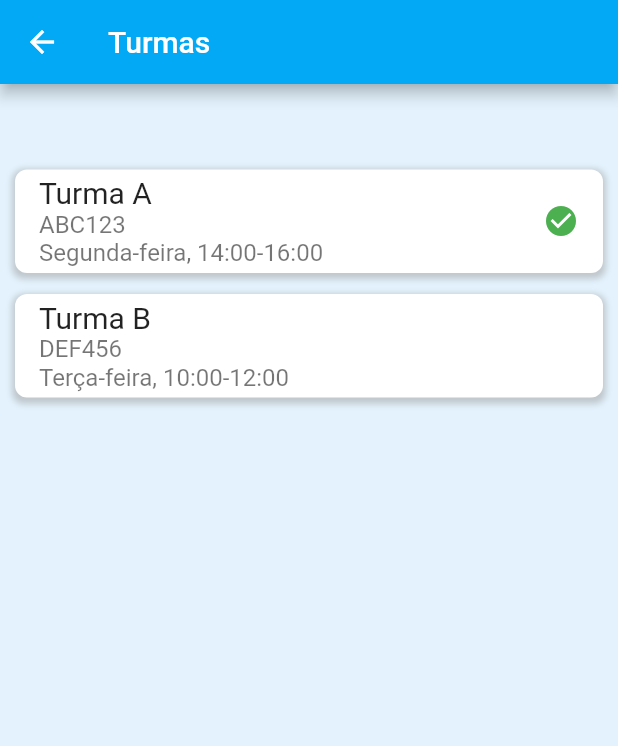
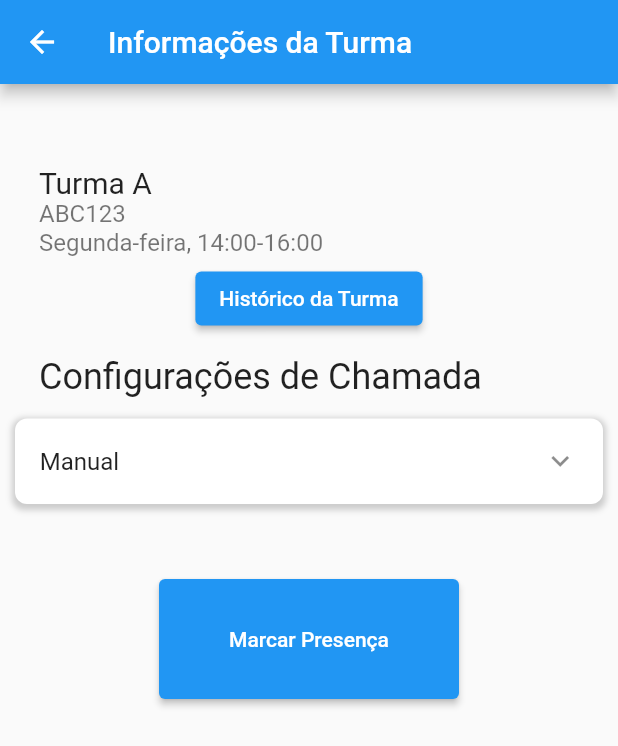
Before and after one commit to Engenharia-de-Software-II-2023-2/chamada-uff-front, a Flutter app: the ClassListScreen screen opened directly, after a tap on "Turma A", on a phone screen of 412 x 824 dp. Shown: the top 746 px of the screen. Run offline on Flutter 3.47's test engine with Material 2 defaults, Android fonts, the phone set to English and light mode, and no system bars.

Commit message:
tela de detalhes da turma

```diff
--- /dev/null
+++ b/lib/modelos/attendance.dart
@@ -0,0 +1,17 @@
+class Attendance {
+  int id;
+  int classId;
+  String weekDay;
+  String start;
+  String end;
+
+
+
+  Attendance({
+    this.id = 0,
+    this.classId = 0,
+    this.weekDay = '',
+    this.start = '',
+    this.end = '',
+  });
+}
--- /dev/null
+++ b/lib/telas/inicio/detalhes_lista.dart
@@ -0,0 +1,203 @@
+import 'package:flutter/material.dart';
+
+import '../../modelos/attendance.dart';
+import '../../modelos/classroom.dart';
+
+class ClassroomDetailScreen extends StatefulWidget {
+  final Classroom classroom;
+  ClassroomDetailScreen({Key? key, required this.classroom}) : super(key: key);
+  bool autoAttendance = false;
+
+  @override
+  _ClassroomDetailScreenState createState() => _ClassroomDetailScreenState();
+}
+
+class _ClassroomDetailScreenState extends State<ClassroomDetailScreen> {
+  bool _isCollapsed = true;
+  Attendance attendance = Attendance();
+  List<String> weekDays = ['Segunda', 'Terça', 'Quarta', 'Quinta', 'Sexta', 'Sábado', 'Domingo'];
+  String selectedWeekDay = '';
+  bool aluno = true;
+  @override
+  Widget build(BuildContext context) {
+    return Scaffold(
+      appBar: AppBar(
+        title: Text('Informações da Turma'),
+      ),
+      body: SingleChildScrollView(
+        child: Padding(
+          padding: const EdgeInsets.only(top: 50.0, left: 10.0, right: 10.0, bottom: 20.0),
+          child: Column(
+            children: [
+              ListTile(
+                title: Text(widget.classroom.name, style: const TextStyle(fontSize: 20)),
+                subtitle: Column(
+                  crossAxisAlignment: CrossAxisAlignment.start,
+                  children: [
+                    Text(widget.classroom.classCode, style: const TextStyle(fontSize: 16)),
+                    Text(widget.classroom.classTime, style: const TextStyle(fontSize: 16)),
+                  ],
+                ),
+              ),
+              ElevatedButton(
+                onPressed: () {
+                  // Navegue para a página de histórico da turma
+                  // Substitua '/historicoTurma' pela rota correta
+                  Navigator.of(context).pushNamed('/historicoTurma');
+                },
+                child: Text('Histórico da Turma'),
+              ),
+              ListTile(
+                title: const Text('Configurações de Chamada', style: TextStyle(fontSize: 24)),
+              ),
+              Container(
+                padding: EdgeInsets.all(0.5),
+                decoration: BoxDecoration(
+                  color: Colors.white,
+                  borderRadius: BorderRadius.all(Radius.circular(8.0)),
+                  boxShadow: [
+                    BoxShadow(
+                      color: Colors.grey.withOpacity(0.5),
+                      spreadRadius: 2,
+                      blurRadius: 3,
+                      offset: Offset(0, 2),
+                    ),
+                  ],
+                ),
+                child: ListTile(
+                  title: Text(_isCollapsed ? 'Manual' : 'Automática', style: TextStyle(fontSize: 16)),
+                  onTap: () {
+                    setState(() {
+                      _isCollapsed = !_isCollapsed;
+                    });
+                  },
+                  trailing: Icon(
+                    _isCollapsed ? Icons.expand_more : Icons.expand_less,
+                  ),
+                ),
+              ),
+              if (_isCollapsed && aluno == false) ...[
+                ListTile(
+                  title: Text('Iniciar chamada'),
+                  trailing: Switch(
+                    value: widget.autoAttendance,
+                    onChanged: (value) {
+                      setState(() {
+                        widget.autoAttendance = value;
+                      });
+                    },
+                  ),
+                ),
+              ],
+              if(aluno == true) ...[
+                SizedBox(height: 50,),
+                ElevatedButton(onPressed: (){},
+                  child: Text("Marcar Presença"),
+                  style: ElevatedButton.styleFrom(minimumSize: Size(200,80))
+                ),
+              ],
+              if (!_isCollapsed) ...[
+                ListTile(
+                  title: Text('Dia da Chamada', style: TextStyle(fontSize: 20)),
+                ),
+                ListView.separated(
+                  shrinkWrap: true,
+                  itemCount: weekDays.length,
+                  separatorBuilder: (context, index) {
+                    return Divider(height: 1, color: Colors.grey);
+                  },
+                  itemBuilder: (context, index) {
+                    final weekDay = weekDays[index];
+                    return GestureDetector(
+                      onTap: () {
+                        setState(() {
+                          selectedWeekDay = weekDay;
+                        });
+                      },
+                      child: ClipRRect(
+                        borderRadius: BorderRadius.all(Radius.circular(8.0)),
+                        child: Container(
+                          decoration: BoxDecoration(
+                            color: Colors.white,
+                            boxShadow: [
+                              BoxShadow(
+                                color: Colors.grey.withOpacity(0.5),
+                                spreadRadius: 2,
+                                blurRadius: 3,
+                                offset: Offset(0, 2),
+                              ),
+                            ],
+                          ),
+                          padding: EdgeInsets.all(16.0),
+                          child: Row(
+                            mainAxisAlignment: MainAxisAlignment.spaceBetween,
+                            children: [
+                              Text(weekDay),
+                              if (selectedWeekDay == weekDay)
+                                Icon(Icons.check_circle, color: Colors.green),
+                            ],
+                          ),
+                        ),
+                      ),
+                    );
+                  },
+                ),
+                ListTile(
+                  title: Padding(
+                    padding: const EdgeInsets.only(top: 8.0, bottom: 8.0), // Adicione o padding apenas na parte inferior
+                    child: Text('Horário da Chamada', style: TextStyle(fontSize: 20)),
+                    ),
+                  ),
+                ListTile(
+                  title: Container(
+                    padding: EdgeInsets.all(1.0),
+                    decoration: BoxDecoration(
+                      color: Colors.white,
+                      borderRadius: BorderRadius.all(Radius.circular(8.0)),
+                      boxShadow: [
+                        BoxShadow(
+                          color: Colors.grey.withOpacity(0.5),
+                          spreadRadius: 2,
+                          blurRadius: 3,
+                          offset: Offset(0, 2),
+                        ),
+                      ],
+                    ),
+                    child: Padding(
+                      padding: const EdgeInsets.symmetric(vertical: 8.0),
+                      child: GestureDetector(
+                        onTap: () async {
+                          TimeOfDay? selectedTime = await showTimePicker(
+                            context: context,
+                            initialTime: TimeOfDay.now(),
+                          );
+
+                          if (selectedTime != null) {
+                            String formattedTime = selectedTime.format(context);
+                            setState(() {
+                              attendance.start = formattedTime;
+                            });
+                          }
+                        },
+                        child: Row(
+                          children: [
+                            Icon(Icons.access_time), // Ícone de relógio
+                            SizedBox(width: 8.0),
+                            Text(
+                              attendance.start,
+                              style: TextStyle(fontSize: 16),
+                            ),
+                          ],
+                        ),
+                      ),
+                    ),
+                  ),
+                ),
+              ],
+            ],
+          ),
+        ),
+      ),
+    );
+  }
+}
--- a/lib/widgets/turmas/item.dart
+++ b/lib/widgets/turmas/item.dart
@@ -1,5 +1,7 @@
+import 'package:chamada_inteligente/helpers/salas_de_aula_dummy.dart';
 import 'package:flutter/material.dart';
 import '../../modelos/classroom.dart';
+import '../../telas/inicio/detalhes_lista.dart';
 
 class ClassItem extends StatelessWidget {
   final Classroom classroom;
@@ -9,11 +11,13 @@ class ClassItem extends StatelessWidget {
   @override
   Widget build(BuildContext context) {
     return Padding(
-      padding: const EdgeInsets.only(top: 7.0, left: 10.0, right: 10.0, bottom: 7.0),
+      padding:
+          const EdgeInsets.only(top: 7.0, left: 10.0, right: 10.0, bottom: 7.0),
       child: Container(
         decoration: BoxDecoration(
           color: Colors.white, // Cor de fundo do retângulo branco
-          borderRadius: BorderRadius.all(Radius.circular(8.0)), // Borda arredondada
+          borderRadius:
+              BorderRadius.all(Radius.circular(8.0)), // Borda arredondada
           boxShadow: [
             BoxShadow(
               color: Colors.grey.withOpacity(0.5),
@@ -24,22 +28,32 @@ class ClassItem extends StatelessWidget {
           ],
         ),
         child: ListTile(
-          title: Text(classroom.name,
+          title: Text(
+            classroom.name,
             style: TextStyle(fontSize: 20),
           ),
           subtitle: Column(
             crossAxisAlignment: CrossAxisAlignment.start,
             children: [
-              Text(classroom.classCode,
-                style: TextStyle(fontSize: 16),),
-              Text(classroom.classTime,
-                style: TextStyle(fontSize: 16),),
+              Text(
+                classroom.classCode,
+                style: TextStyle(fontSize: 16),
+              ),
+              Text(
+                classroom.classTime,
+                style: TextStyle(fontSize: 16),
+              ),
             ],
           ),
-          trailing:
-            classroom.activeClass ? Icon(Icons.check_circle, color: Colors.green) : null,
+          trailing: classroom.activeClass
+              ? Icon(Icons.check_circle, color: Colors.green)
+              : null,
           onTap: () {
-            // Navigator.of(context).pushNamed('/classDetail', arguments: classroom);
+            Navigator.push(
+                context,
+                MaterialPageRoute(
+                    builder: (context) =>
+                        ClassroomDetailScreen(classroom:classroom)));
           },
         ),
       ),
```
Also changed, not shown: 1 other file. Lines whose indentation alone changed are shown as unchanged.
